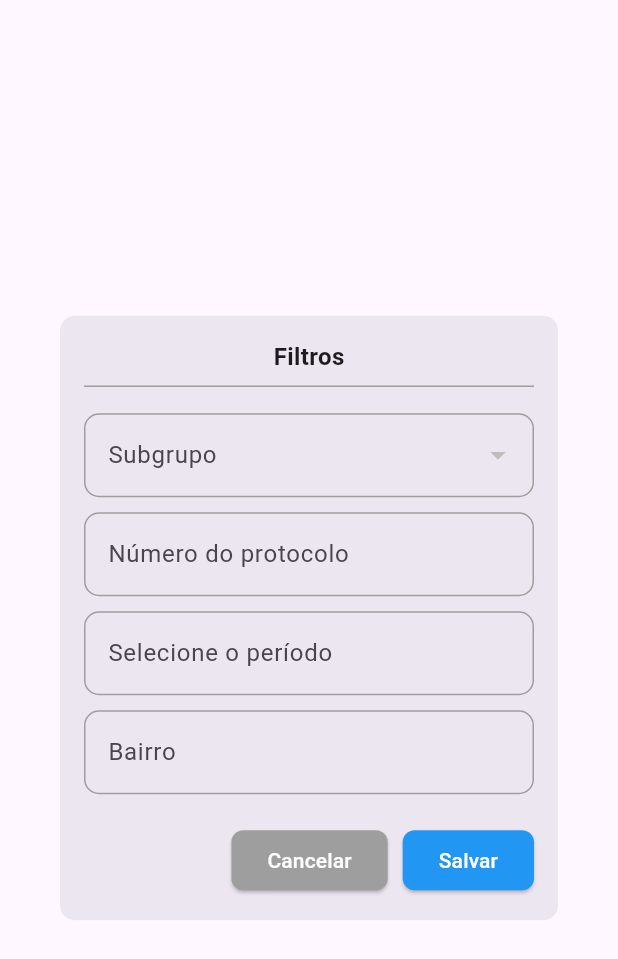
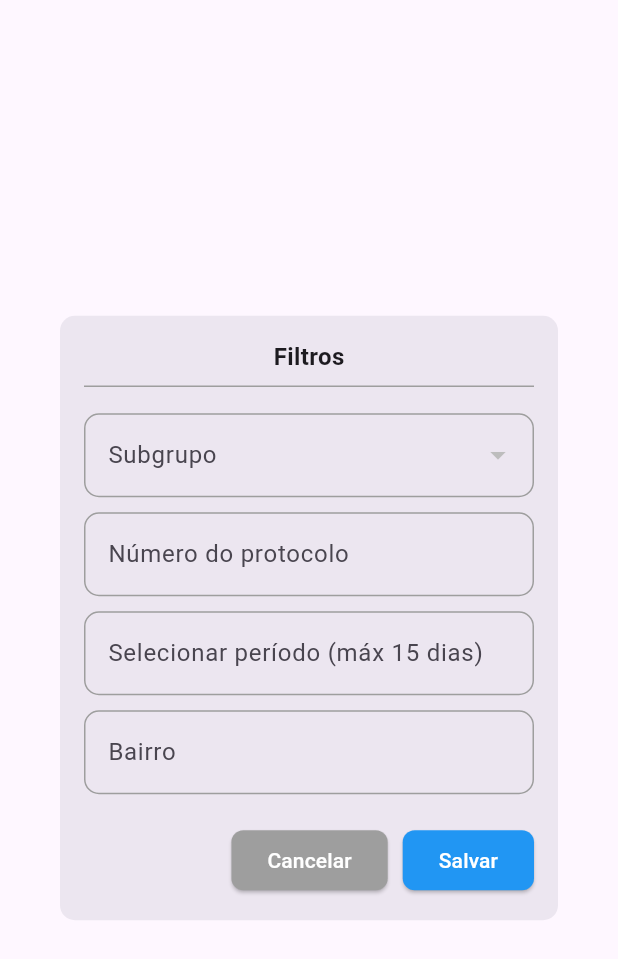
Before and after one commit to Thay-de-Oliveira/Projeto-Aplicado-v3, a Flutter app: the FiltroAtendimento widget shown alone on an empty page, opened directly with empty values, on a phone screen of 412 x 824 dp. Shown: the top 959 px of the screen. Run offline on Flutter 3.47's test engine with Material 3 defaults, Android fonts, the phone set to English and light mode, and no system bars; our stand-ins replace carousel_slider, dio, flutter_typeahead, get, google_maps_flutter, image_picker and 2 more; missing offline and left inert: flutter_pdfview, maps_launcher; accounts and stored records are empty; network calls fail.

Commit message:
Atualizando campo de período no filtro atendi pendente

```diff
--- a/lib/app/components/globais/filtro-atendimento.dart
+++ b/lib/app/components/globais/filtro-atendi-pendente.dart
@@ -1,18 +1,23 @@
 import 'package:flutter/material.dart';
 
-class FiltroAtendimento extends StatelessWidget {
+class FiltroAtendimento extends StatefulWidget {
   final List<String> subgrupos;
   final Function(Map<String, dynamic>) onSave;
 
   FiltroAtendimento({required this.subgrupos, required this.onSave});
 
   @override
+  _FiltroAtendimentoState createState() => _FiltroAtendimentoState();
+}
+
+class _FiltroAtendimentoState extends State<FiltroAtendimento> {
+  String? selectedSubgroup;
+  TextEditingController protocoloController = TextEditingController();
+  TextEditingController bairroController = TextEditingController();
+  DateTimeRange? selectedDateRange;
+
+  @override
   Widget build(BuildContext context) {
-    String? selectedSubgroup;
-    TextEditingController protocoloController = TextEditingController();
-    TextEditingController bairroController = TextEditingController();
-    DateTimeRange? selectedDateRange;
-
     return Dialog(
       shape: RoundedRectangleBorder(
         borderRadius: BorderRadius.circular(10.0),
@@ -34,14 +39,16 @@ class FiltroAtendimento extends StatelessWidget {
               const SizedBox(height: 10),
               DropdownButtonFormField<String>(
                 decoration: _customInputDecoration('Subgrupo'),
-                items: subgrupos.map((String subgroup) {
+                items: widget.subgrupos.map((String subgroup) {
                   return DropdownMenuItem<String>(
                     value: subgroup,
                     child: Text(subgroup),
                   );
                 }).toList(),
                 onChanged: (value) {
-                  selectedSubgroup = value;
+                  setState(() {
+                    selectedSubgroup = value;
+                  });
                 },
               ),
               const SizedBox(height: 10),
@@ -63,7 +70,7 @@ class FiltroAtendimento extends StatelessWidget {
                             primary: Color(0xFF1B7CB3), // cor principal
                             onPrimary: Colors.white, // cor do texto do botão selecionado
                             onSurface: Color(0xFF1B7CB3), // cor do texto dos dias
-                            surface: Colors.blue.shade50, // cor da barra de dias selecionados
+                            surface: const Color.fromARGB(255, 193, 214, 230), // cor da barra de dias selecionados
                           ),
                           textButtonTheme: TextButtonThemeData(
                             style: TextButton.styleFrom(
@@ -75,12 +82,13 @@ class FiltroAtendimento extends StatelessWidget {
                       );
                     },
                   );
+                  setState(() {});
                 },
                 child: AbsorbPointer(
                   child: TextField(
                     decoration: _customInputDecoration(
                       selectedDateRange == null
-                          ? 'Selecione o período'
+                          ? 'Selecionar período (máx 15 dias)'
                           : 'Período: ${selectedDateRange?.start.toIso8601String().split('T').first} - ${selectedDateRange?.end.toIso8601String().split('T').first}',
                     ),
                   ),
@@ -120,7 +128,7 @@ class FiltroAtendimento extends StatelessWidget {
                         'dataFim': selectedDateRange?.end,
                         'bairro': bairroController.text.isEmpty ? null : bairroController.text,
                       };
-                      onSave(filters);
+                      widget.onSave(filters);
                       Navigator.of(context).pop();
                     },
                     child: Text(
--- a/lib/app/home/atendimentos/pendente/tela-atend-pendente.dart
+++ b/lib/app/home/atendimentos/pendente/tela-atend-pendente.dart
@@ -7,7 +7,7 @@ import 'package:projetoaplicado/backend/models/acontecimentoModel.dart';
 
 import '../../../components/globais/barra-pesquisa-e-filtro.dart';
 import '../../../components/globais/barra-superior.dart';
-import '../../../components/globais/filtro-atendimento.dart';
+import '../../../components/globais/filtro-atendi-pendente.dart';
 import '../../../components/globais/menu-inferior.dart';
 
 import '../historico/tela-atend-historico.dart';
```
Also changed, not shown: lib/app/components/globais/filtro-atendi-historico.dart (renamed from lib/app/components/globais/filtro-acontecimento.dart), 1 other file.
